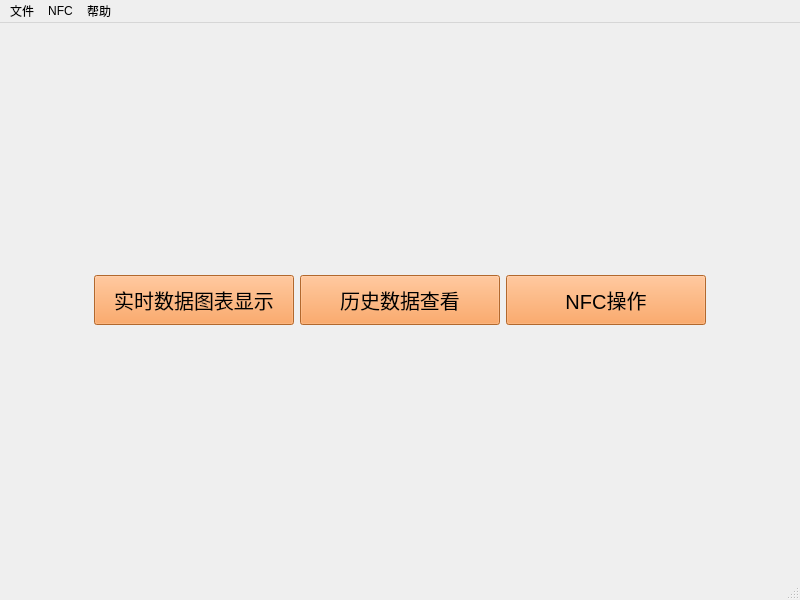
This is Cows/MainWindow.ui in fsyv/Cows as Qt 5 draws it before an edit. The edited form follows.
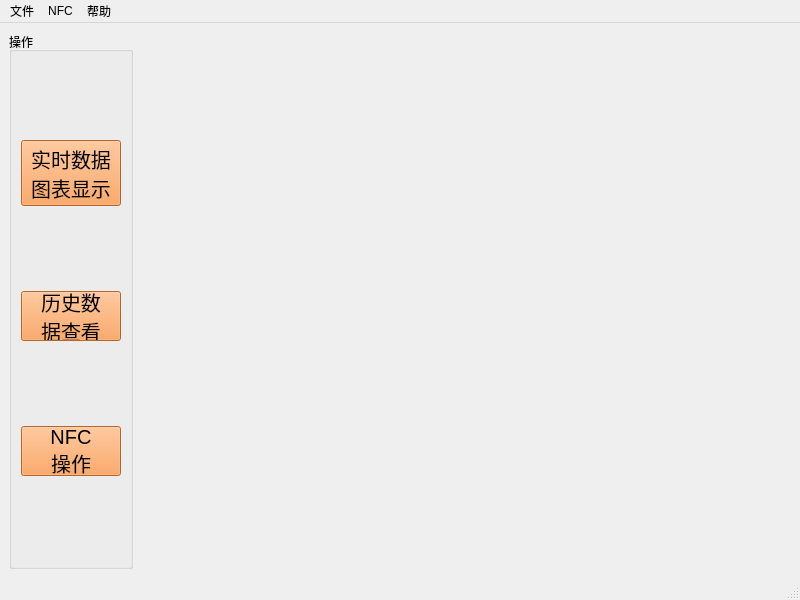
This is the edited form. The open tabs and pages were chosen to show the change. Icons and pictures are not drawn.

Commit message: button 位置移动

The edit to the form file:
```diff
--- a/Cows/MainWindow.ui
+++ b/Cows/MainWindow.ui
@@ -14,27 +14,28 @@
    <string>MainWindow</string>
   </property>
   <widget class="QWidget" name="centralwidget">
-   <layout class="QHBoxLayout" name="horizontalLayout">
-    <item>
-     <widget class="QStackedWidget" name="stackedWidget">
-      <property name="currentIndex">
-       <number>0</number>
-      </property>
-      <widget class="QWidget" name="page">
-       <layout class="QHBoxLayout" name="horizontalLayout_3">
-        <item>
          <layout class="QHBoxLayout" name="horizontalLayout_2">
           <item>
+     <layout class="QHBoxLayout" name="horizontalLayout">
+      <item>
+       <layout class="QVBoxLayout" name="verticalLayout">
+        <item>
+         <widget class="QGroupBox" name="groupBox">
+          <property name="title">
+           <string>操作</string>
+          </property>
+          <layout class="QVBoxLayout" name="verticalLayout_2">
+           <item>
            <widget class="QToolButton" name="toolButton_chart">
             <property name="minimumSize">
              <size>
-              <width>200</width>
+               <width>100</width>
               <height>50</height>
              </size>
             </property>
             <property name="maximumSize">
              <size>
-              <width>200</width>
+               <width>100</width>
               <height>16777215</height>
              </size>
             </property>
@@ -43,7 +44,11 @@
 font:20px;</string>
             </property>
             <property name="text">
-             <string>实时数据图表显示</string>
+              <string>实时数据
+图表显示</string>
+             </property>
+             <property name="checkable">
+              <bool>false</bool>
             </property>
            </widget>
           </item>
@@ -51,13 +56,13 @@
            <widget class="QPushButton" name="pushButton_history">
             <property name="minimumSize">
              <size>
-              <width>200</width>
+               <width>100</width>
               <height>50</height>
              </size>
             </property>
             <property name="maximumSize">
              <size>
-              <width>200</width>
+               <width>100</width>
               <height>50</height>
              </size>
             </property>
@@ -66,7 +71,11 @@
 font:20px;</string>
             </property>
             <property name="text">
-             <string>历史数据查看</string>
+              <string>历史数
+据查看</string>
+             </property>
+             <property name="checkable">
+              <bool>false</bool>
             </property>
            </widget>
           </item>
@@ -74,13 +83,13 @@
            <widget class="QToolButton" name="toolButton_nfc">
             <property name="minimumSize">
              <size>
-              <width>200</width>
+               <width>100</width>
               <height>50</height>
              </size>
             </property>
             <property name="maximumSize">
              <size>
-              <width>200</width>
+               <width>100</width>
               <height>50</height>
              </size>
             </property>
@@ -95,18 +104,31 @@
 font:20px;</string>
             </property>
             <property name="text">
-             <string>NFC操作</string>
-            </property>
+              <string>NFC
+操作</string>
+             </property>
+             <property name="checkable">
+              <bool>false</bool>
+             </property>
            </widget>
           </item>
          </layout>
+         </widget>
         </item>
        </layout>
-      </widget>
+      </item>
+      <item>
+       <widget class="QStackedWidget" name="stackedWidget">
+        <property name="currentIndex">
+         <number>1</number>
+        </property>
+        <widget class="QWidget" name="page"/>
       <widget class="QWidget" name="page_2"/>
      </widget>
     </item>
    </layout>
+    </item>
+   </layout>
   </widget>
   <widget class="QMenuBar" name="menubar">
    <property name="geometry">
```
Left out of the diff: 2 changed lines with no effect on the pictures. Lines whose indentation alone changed are shown as unchanged. The commit also changes 1 other file.
